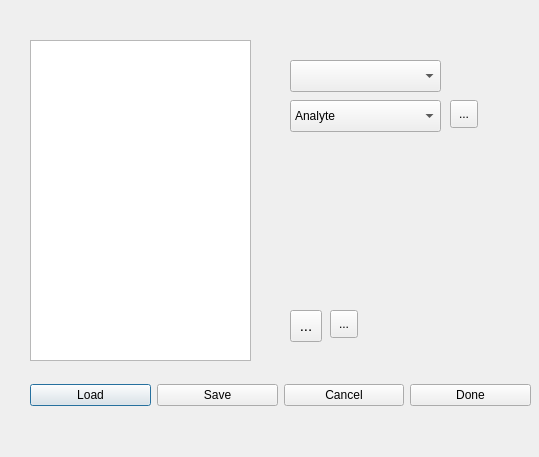
This is designer/FieldSelectionDialog.ui in dhasterok/LaserMapExplorer as Qt 5 draws it before an edit. The edited form follows.
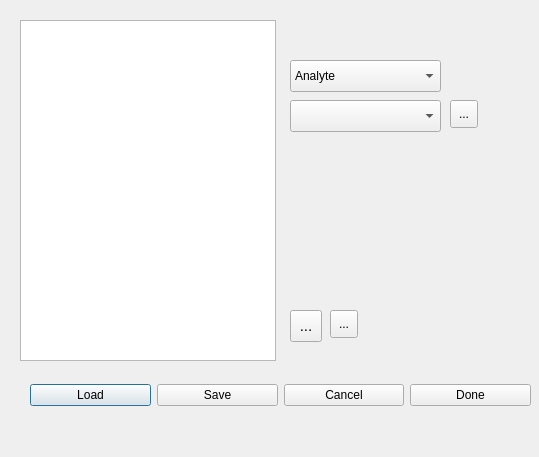
This is the edited form. Icons and pictures are not drawn.

Commit message: added field selector window

Diff of the .ui file:
```diff
--- a/designer/FieldSelectionDialog.ui
+++ b/designer/FieldSelectionDialog.ui
@@ -17,7 +17,7 @@
    <property name="geometry">
     <rect>
      <x>290</x>
-     <y>100</y>
+     <y>60</y>
      <width>151</width>
      <height>32</height>
     </rect>
@@ -75,7 +75,7 @@
    <property name="geometry">
     <rect>
      <x>290</x>
-     <y>60</y>
+     <y>100</y>
      <width>151</width>
      <height>32</height>
     </rect>
@@ -84,19 +84,6 @@
     <string>Select profile field</string>
    </property>
   </widget>
-  <widget class="QListView" name="listViewProfile">
-   <property name="geometry">
-    <rect>
-     <x>30</x>
-     <y>40</y>
-     <width>221</width>
-     <height>321</height>
-    </rect>
-   </property>
-   <property name="toolTip">
-    <string>List of fields on current subplot</string>
-   </property>
-  </widget>
   <widget class="QToolButton" name="toolButtonRemoveField">
    <property name="geometry">
     <rect>
@@ -267,6 +254,16 @@
     <enum>QToolButton::InstantPopup</enum>
    </property>
   </widget>
+  <widget class="QListWidget" name="listWidgetFieldList">
+   <property name="geometry">
+    <rect>
+     <x>20</x>
+     <y>20</y>
+     <width>256</width>
+     <height>341</height>
+    </rect>
+   </property>
+  </widget>
  </widget>
  <resources>
   <include location="../resources.qrc"/>
```
Left out of the diff: 2 changed lines with no effect on the pictures. The commit also changes 14 other files.
